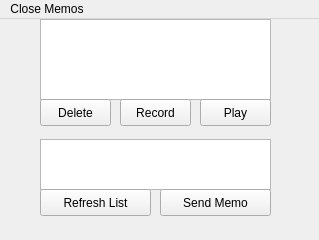
First picture: the form in gui/memos/memos.ui, repository cwoodruf/cmpt433-nap-time, before the edit.
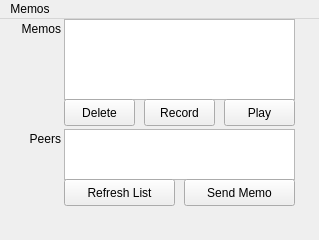
Second picture: the form after the edit.

Commit message: added better menu and labels

The edit to the form file:
```diff
--- a/gui/memos/memos.ui
+++ b/gui/memos/memos.ui
@@ -17,7 +17,7 @@
    <widget class="QListView" name="listMemos">
     <property name="geometry">
      <rect>
-      <x>40</x>
+      <x>64</x>
       <y>0</y>
       <width>231</width>
       <height>81</height>
@@ -27,8 +27,8 @@
    <widget class="QListView" name="listPeers">
     <property name="geometry">
      <rect>
-      <x>40</x>
-      <y>120</y>
+      <x>64</x>
+      <y>110</y>
       <width>231</width>
       <height>51</height>
      </rect>
@@ -37,8 +37,8 @@
    <widget class="QPushButton" name="btnRefreshPeers">
     <property name="geometry">
      <rect>
-      <x>40</x>
-      <y>170</y>
+      <x>64</x>
+      <y>160</y>
       <width>111</width>
       <height>27</height>
      </rect>
@@ -50,8 +50,8 @@
    <widget class="QPushButton" name="btnSendMemo">
     <property name="geometry">
      <rect>
-      <x>160</x>
-      <y>170</y>
+      <x>184</x>
+      <y>160</y>
       <width>111</width>
       <height>27</height>
      </rect>
@@ -63,7 +63,7 @@
    <widget class="QPushButton" name="btnRecordMemo">
     <property name="geometry">
      <rect>
-      <x>120</x>
+      <x>144</x>
       <y>80</y>
       <width>71</width>
       <height>27</height>
@@ -76,7 +76,7 @@
    <widget class="QPushButton" name="btnPlayMemo">
     <property name="geometry">
      <rect>
-      <x>200</x>
+      <x>224</x>
       <y>80</y>
       <width>71</width>
       <height>27</height>
@@ -89,7 +89,7 @@
    <widget class="QPushButton" name="btnDeleteMemo">
     <property name="geometry">
      <rect>
-      <x>40</x>
+      <x>64</x>
       <y>80</y>
       <width>71</width>
       <height>27</height>
@@ -99,6 +99,38 @@
      <string>Delete</string>
     </property>
    </widget>
+   <widget class="QLabel" name="labelMemos">
+    <property name="geometry">
+     <rect>
+      <x>10</x>
+      <y>0</y>
+      <width>51</width>
+      <height>20</height>
+     </rect>
+    </property>
+    <property name="text">
+     <string>Memos</string>
+    </property>
+    <property name="alignment">
+     <set>Qt::AlignRight|Qt::AlignTrailing|Qt::AlignVCenter</set>
+    </property>
+   </widget>
+   <widget class="QLabel" name="labelPeers">
+    <property name="geometry">
+     <rect>
+      <x>10</x>
+      <y>110</y>
+      <width>51</width>
+      <height>20</height>
+     </rect>
+    </property>
+    <property name="text">
+     <string>Peers</string>
+    </property>
+    <property name="alignment">
+     <set>Qt::AlignRight|Qt::AlignTrailing|Qt::AlignVCenter</set>
+    </property>
+   </widget>
   </widget>
   <widget class="QMenuBar" name="menubar">
    <property name="geometry">
@@ -109,12 +141,12 @@
      <height>25</height>
     </rect>
    </property>
-   <widget class="QMenu" name="menuClose_Memos">
+   <widget class="QMenu" name="menuMemos">
     <property name="title">
-     <string>Close Memos</string>
+     <string>Memos</string>
     </property>
    </widget>
-   <addaction name="menuClose_Memos"/>
+   <addaction name="menuMemos"/>
   </widget>
  </widget>
  <resources/>
```
Left out of the diff: 38 changed lines with no effect on the pictures.
